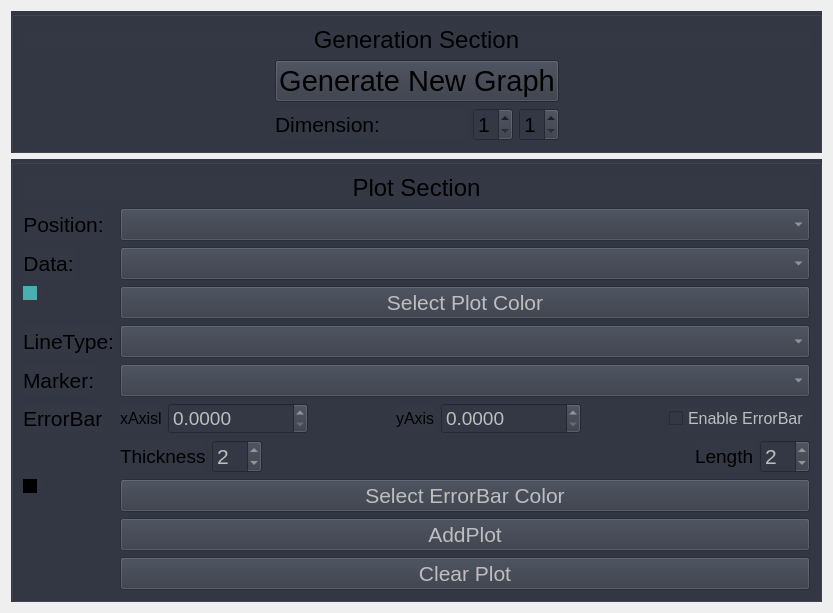
This is View/ui/GraphWindow.ui in BETRU21/GraphicGenerator as Qt 5 draws it before an edit. The edited form follows.
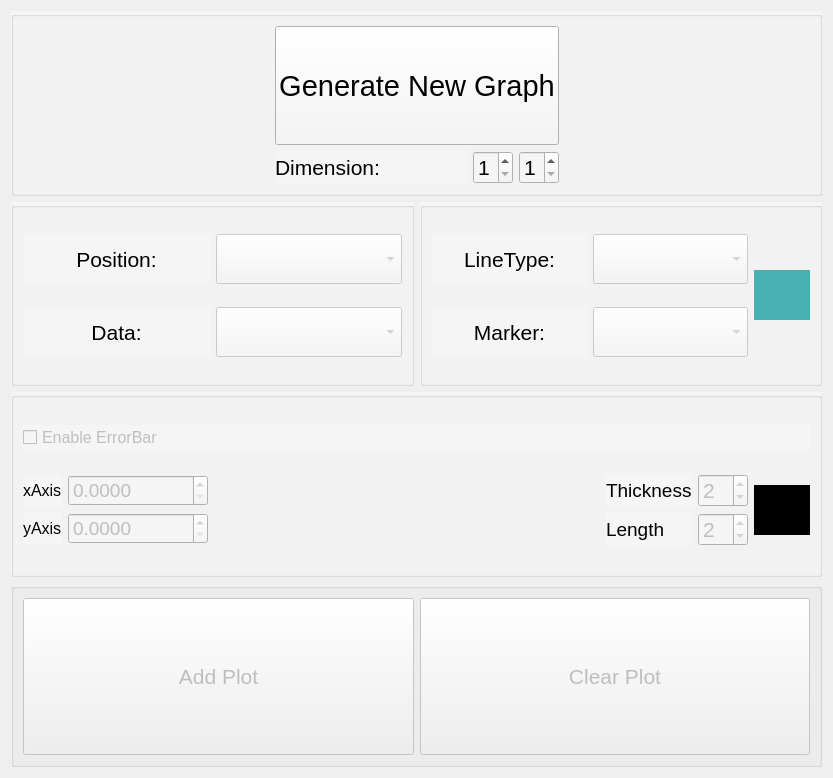
This is the edited form.

Commit message: Delete Modify data section and Upgrade GUI

The edit to the form file:
```diff
--- a/View/ui/GraphWindow.ui
+++ b/View/ui/GraphWindow.ui
@@ -7,7 +7,7 @@
     <x>0</x>
     <y>0</y>
     <width>833</width>
-    <height>582</height>
+    <height>778</height>
    </rect>
   </property>
   <property name="windowTitle">
@@ -17,28 +17,28 @@
    <item>
     <widget class="QGroupBox" name="groupBox">
      <property name="styleSheet">
-      <string notr="true">background-color: rgb(51, 56, 68);</string>
+      <string notr="true">background-color: rgb(245, 245, 245);</string>
      </property>
      <layout class="QGridLayout" name="gridLayout_2">
-      <item row="3" column="3">
-       <widget class="QSpinBox" name="sb_y">
-        <property name="maximumSize">
-         <size>
-          <width>40</width>
-          <height>16777215</height>
-         </size>
+      <item row="1" column="1" colspan="3">
+       <widget class="QPushButton" name="pb_dimension">
+        <property name="sizePolicy">
+         <sizepolicy hsizetype="Minimum" vsizetype="Minimum">
+          <horstretch>0</horstretch>
+          <verstretch>0</verstretch>
+         </sizepolicy>
         </property>
         <property name="font">
          <font>
-          <pointsize>16</pointsize>
+          <pointsize>22</pointsize>
          </font>
         </property>
-        <property name="minimum">
-         <number>1</number>
+        <property name="text">
+         <string>Generate New Graph</string>
         </property>
        </widget>
       </item>
-      <item row="3" column="4">
+      <item row="2" column="4">
        <spacer name="horizontalSpacer_2">
         <property name="orientation">
          <enum>Qt::Horizontal</enum>
@@ -51,7 +51,25 @@
         </property>
        </spacer>
       </item>
-      <item row="3" column="1">
+      <item row="2" column="3">
+       <widget class="QSpinBox" name="sb_y">
+        <property name="maximumSize">
+         <size>
+          <width>40</width>
+          <height>16777215</height>
+         </size>
+        </property>
+        <property name="font">
+         <font>
+          <pointsize>16</pointsize>
+         </font>
+        </property>
+        <property name="minimum">
+         <number>1</number>
+        </property>
+       </widget>
+      </item>
+      <item row="2" column="1">
        <widget class="QLabel" name="label_3">
         <property name="font">
          <font>
@@ -63,7 +81,7 @@
         </property>
        </widget>
       </item>
-      <item row="3" column="2">
+      <item row="2" column="2">
        <widget class="QSpinBox" name="sb_x">
         <property name="minimumSize">
          <size>
@@ -87,7 +105,7 @@
         </property>
        </widget>
       </item>
-      <item row="3" column="0">
+      <item row="2" column="0">
        <spacer name="horizontalSpacer">
         <property name="orientation">
          <enum>Qt::Horizontal</enum>
@@ -100,71 +118,23 @@
         </property>
        </spacer>
       </item>
-      <item row="1" column="0" colspan="5">
-       <widget class="QLabel" name="label_7">
-        <property name="font">
-         <font>
-          <pointsize>18</pointsize>
-         </font>
-        </property>
-        <property name="text">
-         <string>Generation Section</string>
-        </property>
-        <property name="alignment">
-         <set>Qt::AlignCenter</set>
-        </property>
-       </widget>
-      </item>
-      <item row="2" column="1" colspan="3">
-       <widget class="QPushButton" name="pb_dimension">
-        <property name="font">
-         <font>
-          <pointsize>22</pointsize>
-         </font>
-        </property>
-        <property name="text">
-         <string>Generate New Graph</string>
-        </property>
-       </widget>
-      </item>
      </layout>
     </widget>
    </item>
    <item>
-    <spacer name="verticalSpacer">
-     <property name="orientation">
-      <enum>Qt::Vertical</enum>
-     </property>
-     <property name="sizeHint" stdset="0">
-      <size>
-       <width>20</width>
-       <height>40</height>
-      </size>
-     </property>
-    </spacer>
-   </item>
+    <layout class="QHBoxLayout" name="horizontalLayout_11">
    <item>
-    <widget class="QGroupBox" name="groupBox">
+      <widget class="QGroupBox" name="groupBox_4">
      <property name="styleSheet">
-      <string notr="true">background-color: rgb(51, 56, 68);</string>
-     </property>
-     <layout class="QFormLayout" name="formLayout">
-      <item row="0" column="0" colspan="2">
-       <widget class="QLabel" name="label_5">
-        <property name="font">
-         <font>
-          <pointsize>18</pointsize>
-         </font>
-        </property>
-        <property name="text">
-         <string>Plot Section</string>
-        </property>
-        <property name="alignment">
-         <set>Qt::AlignCenter</set>
-        </property>
-       </widget>
-      </item>
-      <item row="1" column="0">
+        <string notr="true">background-color: rgb(245, 245, 245);</string>
+       </property>
+       <property name="title">
+        <string/>
+       </property>
+       <layout class="QVBoxLayout" name="verticalLayout_4">
+        <item>
+         <layout class="QHBoxLayout" name="horizontalLayout_12">
+          <item>
        <widget class="QLabel" name="label_2">
         <property name="font">
          <font>
@@ -179,11 +149,23 @@
         </property>
        </widget>
       </item>
-      <item row="1" column="1">
+          <item>
        <widget class="QComboBox" name="cmb_pos">
         <property name="enabled">
          <bool>false</bool>
         </property>
+            <property name="sizePolicy">
+             <sizepolicy hsizetype="Minimum" vsizetype="Fixed">
+              <horstretch>0</horstretch>
+              <verstretch>0</verstretch>
+             </sizepolicy>
+            </property>
+            <property name="minimumSize">
+             <size>
+              <width>0</width>
+              <height>50</height>
+             </size>
+            </property>
         <property name="font">
          <font>
           <pointsize>16</pointsize>
@@ -191,7 +173,11 @@
         </property>
        </widget>
       </item>
-      <item row="2" column="0">
+         </layout>
+        </item>
+        <item>
+         <layout class="QHBoxLayout" name="horizontalLayout_10">
+          <item>
        <widget class="QLabel" name="label">
         <property name="font">
          <font>
@@ -206,35 +192,43 @@
         </property>
        </widget>
       </item>
-      <item row="3" column="0">
-       <widget class="QCheckBox" name="ind_color">
-        <property name="styleSheet">
-         <string notr="true">QCheckBox::indicator{background-color: rgb(72, 176, 176);}</string>
-        </property>
-        <property name="text">
-         <string/>
-        </property>
-       </widget>
-      </item>
-      <item row="3" column="1">
-       <widget class="QPushButton" name="pb_selectColor">
+          <item>
+           <widget class="QComboBox" name="cmb_data">
         <property name="enabled">
          <bool>false</bool>
         </property>
+            <property name="minimumSize">
+             <size>
+              <width>0</width>
+              <height>50</height>
+             </size>
+            </property>
         <property name="font">
          <font>
           <pointsize>16</pointsize>
          </font>
         </property>
-        <property name="layoutDirection">
-         <enum>Qt::LeftToRight</enum>
-        </property>
-        <property name="text">
-         <string>Select Plot Color</string>
-        </property>
-       </widget>
-      </item>
-      <item row="4" column="0">
+           </widget>
+          </item>
+         </layout>
+        </item>
+       </layout>
+      </widget>
+     </item>
+     <item>
+      <widget class="QGroupBox" name="groupBox_3">
+       <property name="styleSheet">
+        <string notr="true">background-color: rgb(245, 245, 245);</string>
+       </property>
+       <property name="title">
+        <string/>
+       </property>
+       <layout class="QHBoxLayout" name="horizontalLayout_13">
+        <item>
+         <layout class="QVBoxLayout" name="verticalLayout_5">
+          <item>
+           <layout class="QHBoxLayout" name="horizontalLayout_16">
+            <item>
        <widget class="QLabel" name="label_4">
         <property name="font">
          <font>
@@ -249,11 +243,17 @@
         </property>
        </widget>
       </item>
-      <item row="4" column="1">
+            <item>
        <widget class="QComboBox" name="cmb_lineType">
         <property name="enabled">
          <bool>false</bool>
         </property>
+              <property name="minimumSize">
+               <size>
+                <width>0</width>
+                <height>50</height>
+               </size>
+              </property>
         <property name="font">
          <font>
           <pointsize>16</pointsize>
@@ -261,8 +261,18 @@
         </property>
        </widget>
       </item>
-      <item row="5" column="0">
+           </layout>
+          </item>
+          <item>
+           <layout class="QHBoxLayout" name="horizontalLayout_14">
+            <item>
        <widget class="QLabel" name="label_6">
+              <property name="sizePolicy">
+               <sizepolicy hsizetype="Minimum" vsizetype="Minimum">
+                <horstretch>0</horstretch>
+                <verstretch>0</verstretch>
+               </sizepolicy>
+              </property>
         <property name="font">
          <font>
           <pointsize>16</pointsize>
@@ -271,13 +281,22 @@
         <property name="text">
          <string>Marker:</string>
         </property>
-       </widget>
-      </item>
-      <item row="5" column="1">
+              <property name="alignment">
+               <set>Qt::AlignCenter</set>
+              </property>
+             </widget>
+            </item>
+            <item>
        <widget class="QComboBox" name="cmb_marker">
         <property name="enabled">
          <bool>false</bool>
         </property>
+              <property name="minimumSize">
+               <size>
+                <width>0</width>
+                <height>50</height>
+               </size>
+              </property>
         <property name="font">
          <font>
           <pointsize>16</pointsize>
@@ -285,20 +304,79 @@
         </property>
        </widget>
       </item>
-      <item row="6" column="0">
-       <widget class="QLabel" name="label_8">
+           </layout>
+          </item>
+         </layout>
+        </item>
+        <item>
+         <widget class="QPushButton" name="pb_selectColor">
+          <property name="enabled">
+           <bool>false</bool>
+          </property>
+          <property name="sizePolicy">
+           <sizepolicy hsizetype="Fixed" vsizetype="Fixed">
+            <horstretch>0</horstretch>
+            <verstretch>0</verstretch>
+           </sizepolicy>
+          </property>
+          <property name="minimumSize">
+           <size>
+            <width>50</width>
+            <height>50</height>
+           </size>
+          </property>
         <property name="font">
          <font>
           <pointsize>16</pointsize>
          </font>
         </property>
+          <property name="layoutDirection">
+           <enum>Qt::LeftToRight</enum>
+          </property>
+          <property name="styleSheet">
+           <string notr="true">background-color: rgb(72, 176, 176);
+border: 0px;</string>
+          </property>
         <property name="text">
-         <string>ErrorBar</string>
+           <string/>
         </property>
        </widget>
       </item>
-      <item row="6" column="1">
-       <layout class="QHBoxLayout" name="horizontalLayout">
+       </layout>
+      </widget>
+     </item>
+    </layout>
+   </item>
+   <item>
+    <widget class="QGroupBox" name="groupBox_2">
+     <property name="styleSheet">
+      <string notr="true">background-color: rgb(245, 245, 245);</string>
+     </property>
+     <property name="title">
+      <string/>
+     </property>
+     <layout class="QVBoxLayout" name="verticalLayout_2">
+      <item>
+       <widget class="QCheckBox" name="cb_errorBar">
+        <property name="enabled">
+         <bool>false</bool>
+        </property>
+        <property name="font">
+         <font>
+          <pointsize>12</pointsize>
+         </font>
+        </property>
+        <property name="text">
+         <string>Enable ErrorBar</string>
+        </property>
+       </widget>
+      </item>
+      <item>
+       <layout class="QHBoxLayout" name="horizontalLayout_6">
+        <item>
+         <layout class="QVBoxLayout" name="verticalLayout_6">
+          <item>
+           <layout class="QHBoxLayout" name="horizontalLayout_4">
         <item>
          <widget class="QLabel" name="label_9">
           <property name="font">
@@ -307,7 +385,7 @@
            </font>
           </property>
           <property name="text">
-           <string>xAxisl</string>
+               <string>xAxis</string>
           </property>
          </widget>
         </item>
@@ -329,19 +407,10 @@
           </property>
          </widget>
         </item>
-        <item>
-         <spacer name="horizontalSpacer_3">
-          <property name="orientation">
-           <enum>Qt::Horizontal</enum>
-          </property>
-          <property name="sizeHint" stdset="0">
-           <size>
-            <width>40</width>
-            <height>20</height>
-           </size>
-          </property>
-         </spacer>
-        </item>
+           </layout>
+          </item>
+          <item>
+           <layout class="QHBoxLayout" name="horizontalLayout_5">
         <item>
          <widget class="QLabel" name="label_10">
           <property name="font">
@@ -372,8 +441,12 @@
           </property>
          </widget>
         </item>
+           </layout>
+          </item>
+         </layout>
+        </item>
         <item>
-         <spacer name="horizontalSpacer_4">
+         <spacer name="horizontalSpacer_3">
           <property name="orientation">
            <enum>Qt::Horizontal</enum>
           </property>
@@ -386,24 +459,9 @@
          </spacer>
         </item>
         <item>
-         <widget class="QCheckBox" name="cb_errorBar">
-          <property name="enabled">
-           <bool>false</bool>
-          </property>
-          <property name="font">
-           <font>
-            <pointsize>12</pointsize>
-           </font>
-          </property>
-          <property name="text">
-           <string>Enable ErrorBar</string>
-          </property>
-         </widget>
-        </item>
-       </layout>
-      </item>
-      <item row="7" column="1">
-       <layout class="QHBoxLayout" name="horizontalLayout_3">
+         <layout class="QVBoxLayout" name="verticalLayout_9">
+          <item>
+           <layout class="QHBoxLayout" name="horizontalLayout_7">
         <item>
          <widget class="QLabel" name="label_12">
           <property name="font">
@@ -437,19 +495,10 @@
           </property>
          </widget>
         </item>
-        <item>
-         <spacer name="horizontalSpacer_5">
-          <property name="orientation">
-           <enum>Qt::Horizontal</enum>
-          </property>
-          <property name="sizeHint" stdset="0">
-           <size>
-            <width>40</width>
-            <height>20</height>
-           </size>
-          </property>
-         </spacer>
-        </item>
+           </layout>
+          </item>
+          <item>
+           <layout class="QHBoxLayout" name="horizontalLayout_8">
         <item>
          <widget class="QLabel" name="label_11">
           <property name="font">
@@ -485,55 +534,82 @@
         </item>
        </layout>
       </item>
-      <item row="8" column="0">
-       <widget class="QCheckBox" name="ind_colorError">
-        <property name="styleSheet">
-         <string notr="true">QCheckBox::indicator{background-color: rgb(0, 0, 0);}</string>
-        </property>
-        <property name="text">
-         <string/>
-        </property>
-       </widget>
-      </item>
-      <item row="8" column="1">
-       <layout class="QHBoxLayout" name="horizontalLayout_2">
+         </layout>
+        </item>
         <item>
          <widget class="QPushButton" name="pb_selectColorError">
           <property name="enabled">
            <bool>false</bool>
           </property>
+          <property name="sizePolicy">
+           <sizepolicy hsizetype="Fixed" vsizetype="Fixed">
+            <horstretch>0</horstretch>
+            <verstretch>0</verstretch>
+           </sizepolicy>
+          </property>
+          <property name="minimumSize">
+           <size>
+            <width>50</width>
+            <height>50</height>
+           </size>
+          </property>
           <property name="font">
            <font>
             <pointsize>16</pointsize>
            </font>
           </property>
+          <property name="styleSheet">
+           <string notr="true">background-color: rgb(0, 0, 0);
+border: 0px;</string>
+          </property>
           <property name="text">
-           <string>Select ErrorBar Color</string>
+           <string/>
           </property>
          </widget>
         </item>
        </layout>
       </item>
-      <item row="9" column="1">
+     </layout>
+    </widget>
+   </item>
+   <item>
+    <widget class="QGroupBox" name="groupBox_5">
+     <property name="title">
+      <string/>
+     </property>
+     <layout class="QHBoxLayout" name="horizontalLayout_9">
+      <item>
        <widget class="QPushButton" name="pb_addPlot">
         <property name="enabled">
          <bool>false</bool>
         </property>
+        <property name="sizePolicy">
+         <sizepolicy hsizetype="Minimum" vsizetype="Minimum">
+          <horstretch>0</horstretch>
+          <verstretch>0</verstretch>
+         </sizepolicy>
+        </property>
         <property name="font">
          <font>
           <pointsize>16</pointsize>
          </font>
         </property>
         <property name="text">
-         <string>AddPlot</string>
+         <string>Add Plot</string>
         </property>
        </widget>
       </item>
-      <item row="10" column="1">
+      <item>
        <widget class="QPushButton" name="pb_clear">
         <property name="enabled">
          <bool>false</bool>
         </property>
+        <property name="sizePolicy">
+         <sizepolicy hsizetype="Minimum" vsizetype="Minimum">
+          <horstretch>0</horstretch>
+          <verstretch>0</verstretch>
+         </sizepolicy>
+        </property>
         <property name="font">
          <font>
           <pointsize>16</pointsize>
@@ -544,18 +620,6 @@
         </property>
        </widget>
       </item>
-      <item row="2" column="1">
-       <widget class="QComboBox" name="cmb_data">
-        <property name="enabled">
-         <bool>false</bool>
-        </property>
-        <property name="font">
-         <font>
-          <pointsize>16</pointsize>
-         </font>
-        </property>
-       </widget>
-      </item>
      </layout>
     </widget>
    </item>
```
Lines whose indentation alone changed are shown as unchanged. The commit also changes 13 other files.
